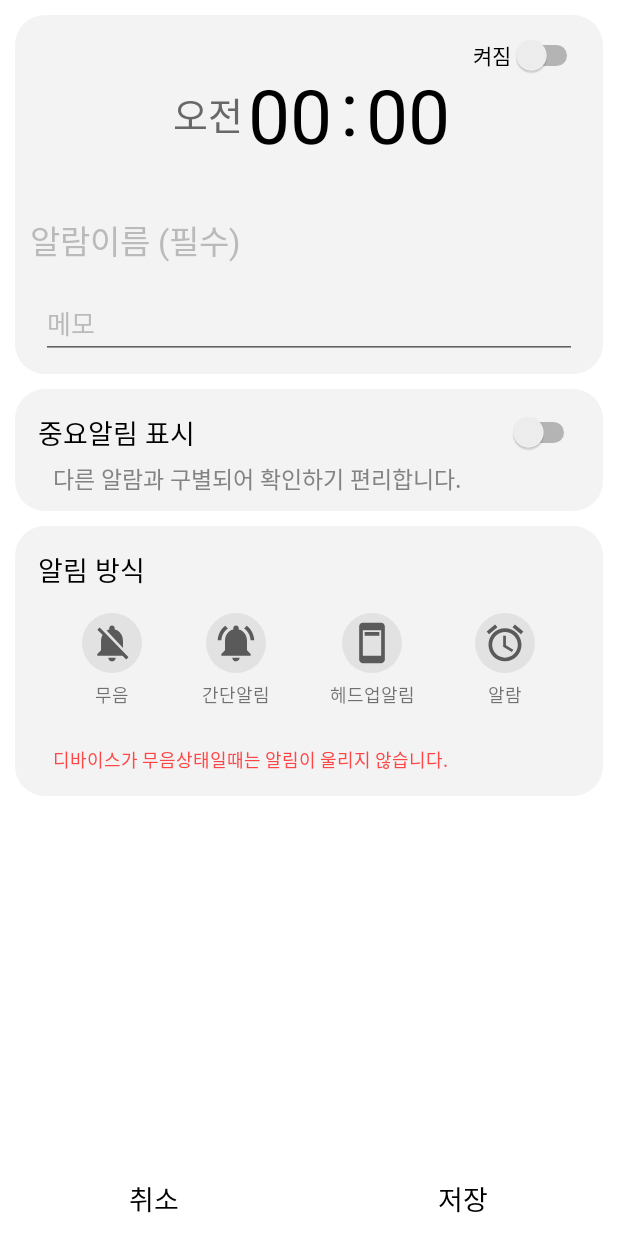
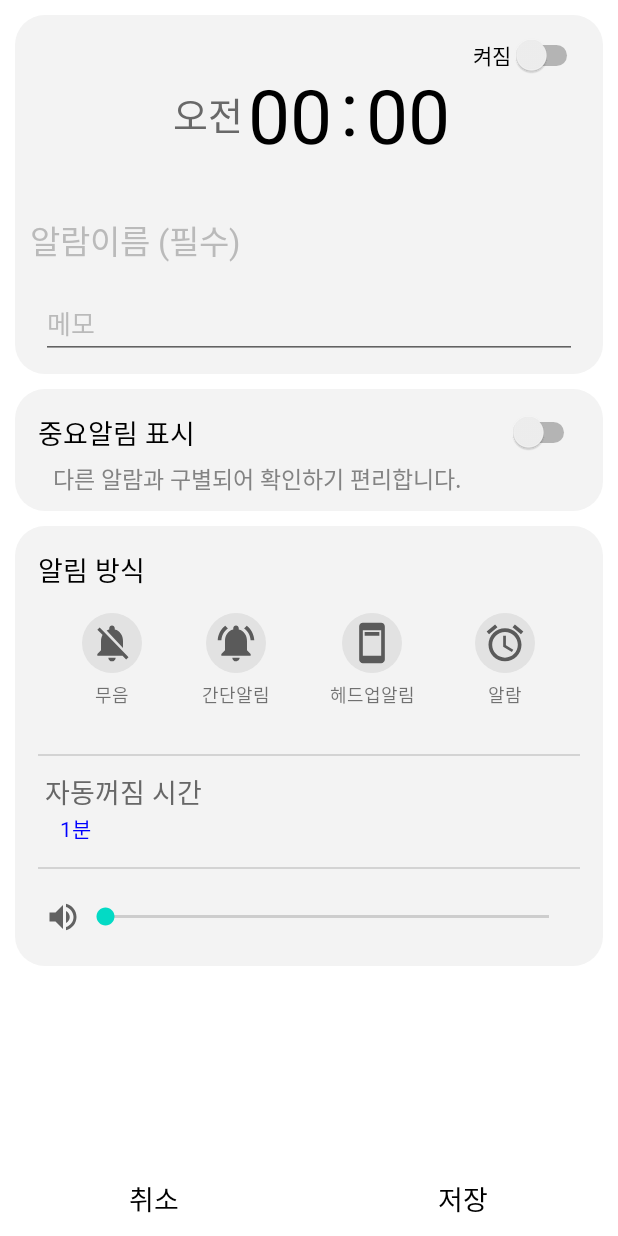
Before and after one commit to DeveloperSungHyun/Perfect_Time, an Android app: the layout timer_settings_view.xml on its own in the app's theme, with its tools: preview values and no code run, on a phone screen of 412 x 824 dp. Run offline under Robolectric (Android 15) with nearby library versions, the phone set to English and light mode, and no system bars.

Commit message:
AlarmSettingsView Value Set Dialog add

```diff
--- a/app/src/main/java/com/example/perfect_time/Activity/TimerSettings.java
+++ b/app/src/main/java/com/example/perfect_time/Activity/TimerSettings.java
@@ -65,6 +65,8 @@ public class TimerSettings extends Activity {
     GridView GridView_WeekSelectView;
     TextView TextView_Date;
 
+    LinearLayout LinearLayout_AlarmSettingView;
+
     LinearLayout LinearLayout_Time_Setting;
     TextView TextView_Time_H;
     TextView TextView_Time_M;
@@ -78,6 +80,9 @@ public class TimerSettings extends Activity {
     Switch Switch_Important;//중요알림표시
 
     ImageView ImageView_None, ImageView_Notifications, ImageView_Notifications_HeadUp, ImageView_Alarm;
+
+    LinearLayout LinearLayout_AutoOffTimer_SettingsViewShow;
+    TextView TextView_AutoOffTimer_num;
 
     TextView TextView_SaveButton;
     TextView TextView_No_SaveButton;
@@ -108,6 +113,11 @@ public class TimerSettings extends Activity {
         ImageView_Notifications = findViewById(R.id.ImageView_Notifications);
         ImageView_Notifications_HeadUp = findViewById(R.id.ImageView_Notifications_HeadUp);
         ImageView_Alarm = findViewById(R.id.ImageView_Alarm);
+
+        LinearLayout_AlarmSettingView = findViewById(R.id.LinearLayout_AlarmSettingView);
+
+        LinearLayout_AutoOffTimer_SettingsViewShow = findViewById(R.id.LinearLayout_AutoOffTimer_SettingsViewShow);
+        TextView_AutoOffTimer_num = findViewById(R.id.TextView_AutoOffTimer_num);
 
         TextView_SaveButton = findViewById(R.id.TextView_SaveButton);
         TextView_No_SaveButton = findViewById(R.id.TextView_No_SaveButton);
@@ -151,6 +161,7 @@ public class TimerSettings extends Activity {
         ImageView_Notifications.setBackgroundResource(R.drawable.background_style2);
         ImageView_Notifications_HeadUp.setBackgroundResource(R.drawable.background_style2);
         ImageView_Alarm.setBackgroundResource(R.drawable.background_style2);
+        LinearLayout_AlarmSettingView.setVisibility(View.GONE);
         switch (settingValue.getAlarm_Method()){
             case 0:{
                 ImageView_None.setBackgroundResource(R.drawable.background_style2_1);
@@ -166,6 +177,7 @@ public class TimerSettings extends Activity {
             }
             case 3:{
                 ImageView_Alarm.setBackgroundResource(R.drawable.background_style2_1);
+                LinearLayout_AlarmSettingView.setVisibility(View.VISIBLE);
                 break;
             }
         }
@@ -313,6 +325,40 @@ public class TimerSettings extends Activity {
 
             }
         });
+
+
+        LinearLayout_AutoOffTimer_SettingsViewShow.setOnClickListener(new View.OnClickListener() {//자동꺼짐시간 설정창 Show
+            @Override
+            public void onClick(View v) {
+                String timer_number[] = {"30초", "1분", "2분", "3분", "5분"};
+
+                AlertDialog.Builder builder = new AlertDialog.Builder(TimerSettings.this);
+
+                builder.setSingleChoiceItems(timer_number, 1, new DialogInterface.OnClickListener() {
+                    @Override
+                    public void onClick(DialogInterface dialog, int which) {
+
+                    }
+                });
+
+                builder.setPositiveButton("확인", new DialogInterface.OnClickListener() {
+                    @Override
+                    public void onClick(DialogInterface dialog, int which) {
+
+                    }
+                });
+
+                builder.setNegativeButton("취소", new DialogInterface.OnClickListener() {
+                    @Override
+                    public void onClick(DialogInterface dialog, int which) {
+
+                    }
+                });
+
+                builder.show();
+            }
+        });
+
 
         TextView_No_SaveButton.setOnClickListener(new View.OnClickListener() {
             @Override
--- a/app/src/main/java/com/example/perfect_time/Service/ForeGround_Service.java
+++ b/app/src/main/java/com/example/perfect_time/Service/ForeGround_Service.java
@@ -53,6 +53,11 @@ public class ForeGround_Service extends Service {
         Log.d("서비스", "실행중...");
 
 
+    }
+
+    @Override
+    public int onStartCommand(Intent intent, int flags, int startId) {
+
         Intent snoozeIntent = new Intent(this, NotificationActionButton_1.class);
 //        snoozeIntent.setAction(ACTION_SNOOZE);
 //        snoozeIntent.putExtra(EXTRA_NOTIFICATION_ID, 0);
@@ -75,8 +80,8 @@ public class ForeGround_Service extends Service {
             builder.setLargeIcon(BitmapFactory.decodeResource(getResources(), R.drawable.calendar_icon));
             builder.setSmallIcon(R.drawable.calendar_icon);
             builder.setTicker("알람 간단한 설명");
-            builder.setContentTitle("test");
-            builder.setContentText("Content");
+            builder.setContentTitle(intent.getStringExtra("Name"));
+            builder.setContentText(intent.getStringExtra("Memo"));
             builder.setVisibility(NotificationCompat.VISIBILITY_PUBLIC);
             builder.setPriority(0);
             builder.setDefaults(Notification.DEFAULT_VIBRATE);
@@ -84,10 +89,8 @@ public class ForeGround_Service extends Service {
 
             startForeground(1, builder.build());
         }
-    }
 
-    @Override
-    public int onStartCommand(Intent intent, int flags, int startId) {
+
         try {
             Uri myUri = RingtoneManager.getDefaultUri(RingtoneManager.TYPE_ALARM); // initialize Uri here
             this.mediaPlayer.setAudioStreamType(AudioManager.STREAM_MUSIC);//STREAM_ALARM
--- a/app/src/main/res/layout/timer_settings_view.xml
+++ b/app/src/main/res/layout/timer_settings_view.xml
@@ -333,110 +333,118 @@
 
                 </LinearLayout>
 
+                <RelativeLayout
+                    android:layout_width="match_parent"
+                    android:layout_height="wrap_content"
+                    android:animateLayoutChanges="true"
+                    >
+
+                    <LinearLayout
+                        android:id="@+id/LinearLayout_AlarmSettingView"
+                        android:layout_width="match_parent"
+                        android:layout_height="wrap_content"
+                        android:orientation="vertical"
+                        android:visibility="visible">
+
+                        <LinearLayout
+                            android:layout_width="match_parent"
+                            android:layout_height="wrap_content"
+                            android:layout_marginTop="5dp"
+                            android:layout_marginLeft="5dp"
+                            android:layout_marginRight="5dp"
+                            android:background="#D3D3D3"
+                            android:paddingTop="1dp" />
+
+                        <LinearLayout
+                            android:layout_width="match_parent"
+                            android:layout_height="wrap_content"
+                            android:orientation="vertical">
+
+                            <LinearLayout
+                                android:id="@+id/LinearLayout_AutoOffTimer_SettingsViewShow"
+                                android:layout_width="match_parent"
+                                android:layout_height="wrap_content"
+                                android:orientation="vertical"
+                                android:layout_marginTop="10dp"
+                                android:layout_marginLeft="10dp"
+                                android:layout_marginRight="10dp"
+                                android:layout_marginBottom="15dp">
+
+                                <TextView
+                                    android:layout_width="wrap_content"
+                                    android:layout_height="wrap_content"
+                                    android:text="자동꺼짐 시간"
+                                    android:textColor="#676767"
+                                    android:textSize="18dp" />
+
+                                <TextView
+                                    android:id="@+id/TextView_AutoOffTimer_num"
+                                    android:layout_width="wrap_content"
+                                    android:layout_height="wrap_content"
+                                    android:layout_marginLeft="10dp"
+                                    android:text="1분"
+                                    android:textColor="#FF0000FF"/>
+
+                            </LinearLayout>
+
+                            <LinearLayout
+                                android:layout_width="match_parent"
+                                android:layout_height="wrap_content"
+                                android:background="#D3D3D3"
+                                android:layout_marginLeft="5dp"
+                                android:layout_marginRight="5dp"
+                                android:paddingTop="1dp" />
+
+                            <LinearLayout
+                                android:layout_width="match_parent"
+                                android:layout_height="wrap_content"
+                                android:orientation="vertical"
+                                android:layout_marginTop="10dp"
+                                android:layout_marginLeft="10dp"
+                                android:layout_marginRight="10dp"
+                                android:layout_marginBottom="15dp">
+
+                                <LinearLayout
+                                    android:layout_width="match_parent"
+                                    android:layout_height="wrap_content"
+                                    android:orientation="horizontal"
+                                    android:layout_marginTop="10dp"
+                                    android:layout_marginBottom="5dp"
+                                    android:gravity="center">
+
+                                    <ImageView
+                                        android:layout_width="wrap_content"
+                                        android:layout_height="wrap_content"
+                                        android:src="@drawable/sound_icon"/>
+
+                                    <SeekBar
+                                        android:layout_width="match_parent"
+                                        android:layout_height="wrap_content"
+                                        android:max="100"
+                                        android:min="1" />
+
+
+                                </LinearLayout>
+
+                            </LinearLayout>
+
+                        </LinearLayout>
+
+                    </LinearLayout>
+
+                </RelativeLayout>
+
                 <TextView
                     android:layout_width="wrap_content"
                     android:layout_height="wrap_content"
                     android:layout_marginLeft="15dp"
-                    android:layout_marginBottom="15dp"
                     android:text="디바이스가 무음상태일때는 알림이 울리지 않습니다."
                     android:textSize="12dp"
-                    android:textColor="#FF4545"/>
-
-<!--                <LinearLayout-->
-<!--                    android:layout_width="match_parent"-->
-<!--                    android:layout_height="wrap_content"-->
-<!--                    android:orientation="vertical"-->
-<!--                    android:layout_marginLeft="15dp"-->
-<!--                    android:layout_marginBottom="20dp">-->
+                    android:textColor="#FF4545"
+                    android:visibility="gone"/>
 
 
-<!--                    <RelativeLayout-->
-<!--                        android:layout_width="wrap_content"-->
-<!--                        android:layout_height="wrap_content"-->
-<!--                        android:layout_marginTop="5dp">-->
-
-<!--                        <ImageView-->
-<!--                            android:id="@+id/ImageView_vibrationIcon"-->
-<!--                            android:layout_width="wrap_content"-->
-<!--                            android:layout_height="wrap_content"-->
-<!--                            android:src="@drawable/notifications_icon"-->
-<!--                            android:layout_marginRight="10dp"/>-->
-<!--                        <TextView-->
-<!--                            android:layout_width="wrap_content"-->
-<!--                            android:layout_height="wrap_content"-->
-<!--                            android:text="알림이 울립니다"-->
-<!--                            android:layout_toRightOf="@+id/ImageView_vibrationIcon"-->
-<!--                            android:layout_centerVertical="true"/>-->
-
-<!--                    </RelativeLayout>-->
-
-<!--                    <RelativeLayout-->
-<!--                        android:layout_width="wrap_content"-->
-<!--                        android:layout_height="wrap_content"-->
-<!--                        android:layout_marginTop="5dp">-->
-
-<!--                        <ImageView-->
-<!--                            android:id="@+id/ImageView_head_up"-->
-<!--                            android:layout_width="wrap_content"-->
-<!--                            android:layout_height="wrap_content"-->
-<!--                            android:src="@drawable/head_up"-->
-<!--                            android:layout_marginRight="10dp"/>-->
-<!--                        <TextView-->
-<!--                            android:layout_width="wrap_content"-->
-<!--                            android:layout_height="wrap_content"-->
-<!--                            android:text="해드업 알림이 울립니다."-->
-<!--                            android:layout_toRightOf="@+id/ImageView_head_up"-->
-<!--                            android:layout_centerVertical="true"/>-->
-
-<!--                    </RelativeLayout>-->
-
-<!--                    <RelativeLayout-->
-<!--                        android:layout_width="wrap_content"-->
-<!--                        android:layout_height="wrap_content"-->
-<!--                        android:layout_marginTop="5dp">-->
-
-<!--                        <ImageView-->
-<!--                            android:id="@+id/ImageView_SoundIcon"-->
-<!--                            android:layout_width="wrap_content"-->
-<!--                            android:layout_height="wrap_content"-->
-<!--                            android:src="@drawable/popup_icon"-->
-<!--                            android:layout_marginRight="10dp"/>-->
-<!--                        <TextView-->
-<!--                            android:layout_width="wrap_content"-->
-<!--                            android:layout_height="wrap_content"-->
-<!--                            android:text="팝업창이 뜹니다."-->
-<!--                            android:layout_toRightOf="@+id/ImageView_SoundIcon"-->
-<!--                            android:layout_centerVertical="true"/>-->
-
-<!--                    </RelativeLayout>-->
-
-<!--                </LinearLayout>-->
-
-<!--                <TextView-->
-<!--                    android:layout_width="wrap_content"-->
-<!--                    android:layout_height="wrap_content"-->
-<!--                    android:layout_marginLeft="15dp"-->
-<!--                    android:layout_marginBottom="10dp"-->
-<!--                    android:text="알림 강도에 대한 설명"-->
-<!--                    android:textColor="#838383"-->
-<!--                    android:textSize="15dp" />-->
-
             </LinearLayout>
-
-
-
-<!--            <LinearLayout-->
-<!--                android:layout_width="match_parent"-->
-<!--                android:layout_height="wrap_content"-->
-<!--                android:layout_marginTop="10dp"-->
-<!--                android:background="@drawable/background_style1"-->
-<!--                android:orientation="vertical"-->
-<!--                android:paddingLeft="10dp"-->
-<!--                android:paddingRight="10dp">-->
-
-
-<!--            </LinearLayout>-->
-
 
         </LinearLayout>
 
```
